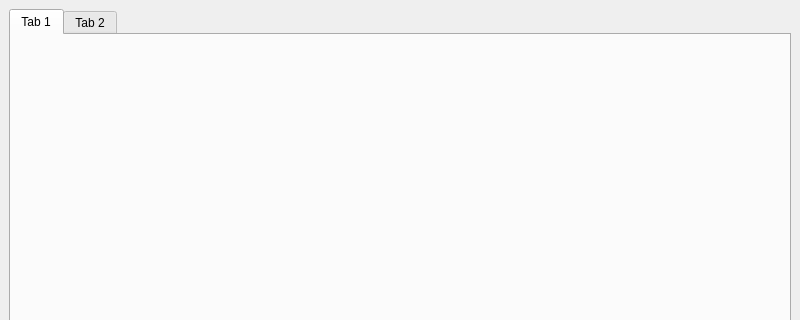
First picture: the form in ui/main_window/mainwindow.ui, repository yellow1cucumber/ExeLaunchHandler, before the edit; both pictures show x 0 to 800 and y 0 to 320 of the 800 by 600 pixel window.
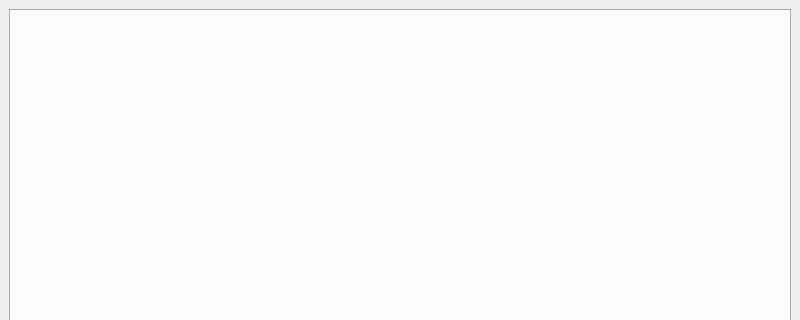
Second picture: the form after the edit.

Commit message: feat: add PipesTab and update MainWindow to include new settings and pipes tabs

```diff
--- a/ui/main_window/mainwindow.ui
+++ b/ui/main_window/mainwindow.ui
@@ -31,18 +31,7 @@
      <enum>QLayout::SetMaximumSize</enum>
     </property>
     <item>
-     <widget class="QTabWidget" name="tabWidget">
-      <widget class="QWidget" name="tab">
-       <attribute name="title">
-        <string>Tab 1</string>
-       </attribute>
-      </widget>
-      <widget class="QWidget" name="tab_2">
-       <attribute name="title">
-        <string>Tab 2</string>
-       </attribute>
-      </widget>
-     </widget>
+     <widget class="QTabWidget" name="tabWidget"/>
     </item>
    </layout>
   </widget>
```
The commit also changes 4 other files.
